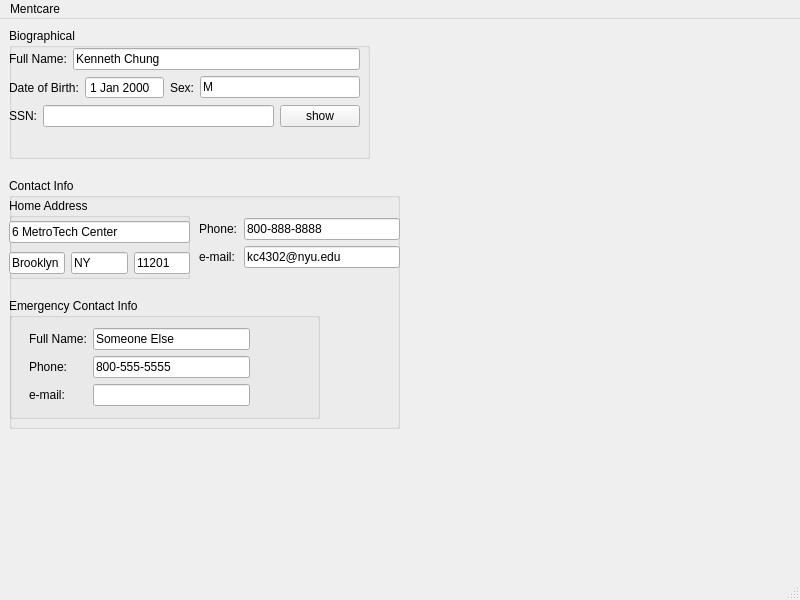
Qt form mentcare/mainwindow.ui (omansour-se-nyu/Spring2023-Team-1) before a commit.
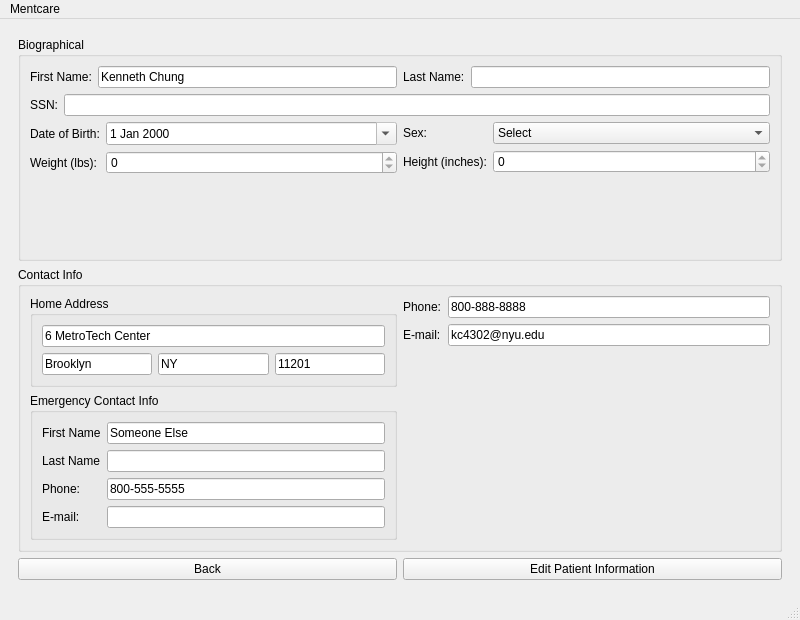
The same form after that commit. The open tabs and pages were chosen to show the change.

Commit message: Sprint 5 Commit - Added complete patient record page, edit patient functionality, and started patient visit implementation

```diff
--- a/mentcare/mainwindow.ui
+++ b/mentcare/mainwindow.ui
@@ -7,15 +7,15 @@
     <x>0</x>
     <y>0</y>
     <width>800</width>
-    <height>600</height>
+    <height>620</height>
    </rect>
   </property>
   <property name="windowTitle">
    <string>MainWindow</string>
   </property>
   <widget class="QWidget" name="centralwidget">
-   <layout class="QGridLayout" name="gridLayout">
-    <item row="0" column="0">
+   <layout class="QHBoxLayout" name="horizontalLayout_10">
+    <item>
      <widget class="QStackedWidget" name="stackedWidget">
       <property name="currentIndex">
        <number>0</number>
@@ -79,294 +79,380 @@
        </widget>
       </widget>
       <widget class="QWidget" name="PatientInfoPage">
-       <widget class="QGroupBox" name="bio_groupBox">
-        <property name="geometry">
-         <rect>
-          <x>0</x>
-          <y>0</y>
-          <width>361</width>
-          <height>131</height>
-         </rect>
-        </property>
-        <property name="title">
-         <string>Biographical</string>
-        </property>
-        <widget class="QWidget" name="formLayoutWidget">
-         <property name="geometry">
-          <rect>
-           <x>0</x>
-           <y>20</y>
-           <width>351</width>
-           <height>101</height>
-          </rect>
-         </property>
-         <layout class="QFormLayout" name="formLayout_2">
-          <item row="0" column="0">
-           <widget class="QLabel" name="name_label">
-            <property name="text">
-             <string>Full Name:</string>
-            </property>
-           </widget>
-          </item>
-          <item row="0" column="1">
-           <widget class="QLineEdit" name="name_display">
-            <property name="text">
-             <string>Kenneth Chung</string>
-            </property>
-            <property name="readOnly">
-             <bool>true</bool>
-            </property>
-           </widget>
-          </item>
-          <item row="1" column="0" colspan="2">
-           <layout class="QHBoxLayout" name="horizontalLayout_2">
-            <item>
-             <widget class="QLabel" name="dob_label">
-              <property name="text">
-               <string>Date of Birth:</string>
-              </property>
-             </widget>
-            </item>
-            <item>
-             <widget class="QDateEdit" name="dob_display">
-              <property name="readOnly">
-               <bool>true</bool>
-              </property>
-              <property name="buttonSymbols">
-               <enum>QAbstractSpinBox::NoButtons</enum>
-              </property>
-             </widget>
-            </item>
-            <item>
-             <widget class="QLabel" name="sex_label">
-              <property name="text">
-               <string>Sex:</string>
-              </property>
-             </widget>
-            </item>
-            <item>
-             <widget class="QLineEdit" name="sex_display">
-              <property name="text">
-               <string>M</string>
-              </property>
-             </widget>
-            </item>
-           </layout>
-          </item>
-          <item row="2" column="0" colspan="2">
-           <layout class="QHBoxLayout" name="horizontalLayout_3">
-            <item>
-             <widget class="QLabel" name="ssn_label">
-              <property name="text">
-               <string>SSN:</string>
-              </property>
-             </widget>
-            </item>
-            <item>
-             <widget class="QLineEdit" name="ssn_display">
-              <property name="text">
-               <string/>
-              </property>
-              <property name="echoMode">
-               <enum>QLineEdit::Password</enum>
-              </property>
-             </widget>
-            </item>
-            <item>
-             <widget class="QPushButton" name="toggleVisible_snn_button">
-              <property name="text">
-               <string>show</string>
-              </property>
-             </widget>
-            </item>
-           </layout>
-          </item>
-         </layout>
-        </widget>
-       </widget>
-       <widget class="QGroupBox" name="contactInfo_groupBox">
-        <property name="geometry">
-         <rect>
-          <x>0</x>
-          <y>150</y>
-          <width>391</width>
-          <height>251</height>
-         </rect>
-        </property>
-        <property name="title">
-         <string>Contact Info</string>
-        </property>
-        <widget class="QGroupBox" name="emergencyContact_groupBox">
-         <property name="geometry">
-          <rect>
-           <x>0</x>
-           <y>120</y>
-           <width>311</width>
-           <height>121</height>
-          </rect>
-         </property>
-         <property name="title">
-          <string>Emergency Contact Info</string>
-         </property>
-         <widget class="QWidget" name="formLayoutWidget_3">
-          <property name="geometry">
-           <rect>
-            <x>20</x>
-            <y>30</y>
-            <width>221</width>
-            <height>82</height>
-           </rect>
+       <layout class="QVBoxLayout" name="verticalLayout_7">
+        <item>
+         <widget class="QGroupBox" name="bio_groupBox">
+          <property name="title">
+           <string>Biographical</string>
           </property>
-          <layout class="QFormLayout" name="formLayout_5">
-           <item row="1" column="0">
-            <widget class="QLabel" name="ec_phone_label">
-             <property name="text">
-              <string>Phone:</string>
-             </property>
-            </widget>
+          <layout class="QVBoxLayout" name="verticalLayout_9">
+           <item>
+            <layout class="QVBoxLayout" name="verticalLayout_8">
+             <item>
+              <layout class="QHBoxLayout" name="horizontalLayout_9">
+               <item>
+                <widget class="QLabel" name="patientInfo_name_label">
+                 <property name="text">
+                  <string>First Name:</string>
+                 </property>
+                </widget>
+               </item>
+               <item>
+                <widget class="QLineEdit" name="patientInfo_firstname_display">
+                 <property name="text">
+                  <string>Kenneth Chung</string>
+                 </property>
+                 <property name="readOnly">
+                  <bool>true</bool>
+                 </property>
+                </widget>
+               </item>
+               <item>
+                <widget class="QLabel" name="label_26">
+                 <property name="text">
+                  <string>Last Name:</string>
+                 </property>
+                </widget>
+               </item>
+               <item>
+                <widget class="QLineEdit" name="patientInfo_lastname_display">
+                 <property name="readOnly">
+                  <bool>true</bool>
+                 </property>
+                </widget>
+               </item>
+              </layout>
+             </item>
+             <item>
+              <layout class="QHBoxLayout" name="horizontalLayout_3">
+               <item>
+                <widget class="QLabel" name="patientInfo_ssn_label">
+                 <property name="text">
+                  <string>SSN:</string>
+                 </property>
+                </widget>
+               </item>
+               <item>
+                <widget class="QLineEdit" name="patientInfo_ssn_display">
+                 <property name="text">
+                  <string/>
+                 </property>
+                 <property name="echoMode">
+                  <enum>QLineEdit::Normal</enum>
+                 </property>
+                 <property name="readOnly">
+                  <bool>true</bool>
+                 </property>
+                </widget>
+               </item>
+              </layout>
+             </item>
+             <item>
+              <layout class="QHBoxLayout" name="horizontalLayout_2">
+               <item>
+                <layout class="QFormLayout" name="formLayout_2">
+                 <item row="0" column="0">
+                  <widget class="QLabel" name="patientInfo_dob_label">
+                   <property name="text">
+                    <string>Date of Birth:</string>
+                   </property>
+                  </widget>
+                 </item>
+                 <item row="0" column="1">
+                  <widget class="QDateEdit" name="patientInfo_dob_display">
+                   <property name="readOnly">
+                    <bool>true</bool>
+                   </property>
+                   <property name="calendarPopup">
+                    <bool>true</bool>
+                   </property>
+                  </widget>
+                 </item>
+                 <item row="1" column="0">
+                  <widget class="QLabel" name="label_25">
+                   <property name="text">
+                    <string>Weight (lbs):</string>
+                   </property>
+                  </widget>
+                 </item>
+                 <item row="1" column="1">
+                  <widget class="QSpinBox" name="patientInfo_weight_display">
+                   <property name="readOnly">
+                    <bool>true</bool>
+                   </property>
+                   <property name="maximum">
+                    <number>1000</number>
+                   </property>
+                  </widget>
+                 </item>
+                </layout>
+               </item>
+               <item>
+                <layout class="QFormLayout" name="formLayout_6">
+                 <item row="0" column="0">
+                  <widget class="QLabel" name="patientInfo_sex_label">
+                   <property name="text">
+                    <string>Sex:</string>
+                   </property>
+                  </widget>
+                 </item>
+                 <item row="0" column="1">
+                  <widget class="QComboBox" name="patientInfo_sex_display">
+                   <property name="editable">
+                    <bool>false</bool>
+                   </property>
+                   <item>
+                    <property name="text">
+                     <string>Select</string>
+                    </property>
+                   </item>
+                   <item>
+                    <property name="text">
+                     <string>Male</string>
+                    </property>
+                   </item>
+                   <item>
+                    <property name="text">
+                     <string>Female</string>
+                    </property>
+                   </item>
+                   <item>
+                    <property name="text">
+                     <string>Other</string>
+                    </property>
+                   </item>
+                  </widget>
+                 </item>
+                 <item row="1" column="0">
+                  <widget class="QLabel" name="label_24">
+                   <property name="text">
+                    <string>Height (inches):</string>
+                   </property>
+                  </widget>
+                 </item>
+                 <item row="1" column="1">
+                  <widget class="QSpinBox" name="patientInfo_height_display">
+                   <property name="readOnly">
+                    <bool>true</bool>
+                   </property>
+                   <property name="maximum">
+                    <number>1000</number>
+                   </property>
+                  </widget>
+                 </item>
+                </layout>
+               </item>
+              </layout>
+             </item>
+            </layout>
            </item>
-           <item row="1" column="1">
-            <widget class="QLineEdit" name="ec_phone_display">
-             <property name="text">
-              <string>800-555-5555</string>
-             </property>
-             <property name="readOnly">
-              <bool>true</bool>
-             </property>
-            </widget>
-           </item>
-           <item row="2" column="0">
-            <widget class="QLabel" name="ec_email_label">
-             <property name="text">
-              <string>e-mail:</string>
-             </property>
-            </widget>
-           </item>
-           <item row="2" column="1">
-            <widget class="QLineEdit" name="ec_email_display">
-             <property name="text">
-              <string/>
-             </property>
-            </widget>
-           </item>
+          </layout>
+         </widget>
+        </item>
+        <item>
+         <widget class="QGroupBox" name="contactInfo_groupBox">
+          <property name="title">
+           <string>Contact Info</string>
+          </property>
+          <layout class="QGridLayout" name="gridLayout_6">
            <item row="0" column="0">
-            <widget class="QLabel" name="ec_name_label">
-             <property name="text">
-              <string>Full Name:</string>
+            <widget class="QGroupBox" name="address_groupBox">
+             <property name="title">
+              <string>Home Address</string>
              </property>
+             <layout class="QGridLayout" name="gridLayout_4">
+              <item row="0" column="0">
+               <layout class="QVBoxLayout" name="verticalLayout_5">
+                <item>
+                 <widget class="QLineEdit" name="patientInfo_street_display">
+                  <property name="text">
+                   <string>6 MetroTech Center</string>
+                  </property>
+                  <property name="readOnly">
+                   <bool>true</bool>
+                  </property>
+                 </widget>
+                </item>
+                <item>
+                 <layout class="QHBoxLayout" name="horizontalLayout_6">
+                  <item>
+                   <widget class="QLineEdit" name="patientInfo_city_display">
+                    <property name="text">
+                     <string>Brooklyn</string>
+                    </property>
+                    <property name="readOnly">
+                     <bool>true</bool>
+                    </property>
+                   </widget>
+                  </item>
+                  <item>
+                   <widget class="QLineEdit" name="patientInfo_state_display">
+                    <property name="text">
+                     <string>NY</string>
+                    </property>
+                    <property name="readOnly">
+                     <bool>true</bool>
+                    </property>
+                   </widget>
+                  </item>
+                  <item>
+                   <widget class="QLineEdit" name="patientInfo_zip_display">
+                    <property name="text">
+                     <string>11201</string>
+                    </property>
+                    <property name="readOnly">
+                     <bool>true</bool>
+                    </property>
+                   </widget>
+                  </item>
+                 </layout>
+                </item>
+               </layout>
+              </item>
+             </layout>
             </widget>
            </item>
            <item row="0" column="1">
-            <widget class="QLineEdit" name="ec_name_display">
-             <property name="text">
-              <string>Someone Else</string>
-             </property>
-            </widget>
-           </item>
-          </layout>
-         </widget>
-        </widget>
-        <widget class="QGroupBox" name="address_groupBox">
-         <property name="geometry">
-          <rect>
-           <x>0</x>
-           <y>20</y>
-           <width>181</width>
-           <height>81</height>
-          </rect>
-         </property>
-         <property name="title">
-          <string>Home Address</string>
-         </property>
-         <widget class="QWidget" name="verticalLayoutWidget">
-          <property name="geometry">
-           <rect>
-            <x>0</x>
-            <y>20</y>
-            <width>181</width>
-            <height>61</height>
-           </rect>
-          </property>
-          <layout class="QVBoxLayout" name="verticalLayout_5">
-           <item>
-            <widget class="QLineEdit" name="street_display">
-             <property name="text">
-              <string>6 MetroTech Center</string>
-             </property>
-            </widget>
-           </item>
-           <item>
-            <layout class="QHBoxLayout" name="horizontalLayout_6">
-             <item>
-              <widget class="QLineEdit" name="city_display">
+            <layout class="QFormLayout" name="formLayout_3">
+             <item row="0" column="0">
+              <widget class="QLabel" name="patientInfo_phone_label">
                <property name="text">
-                <string>Brooklyn</string>
+                <string>Phone:</string>
                </property>
               </widget>
              </item>
-             <item>
-              <widget class="QLineEdit" name="state_display">
+             <item row="0" column="1">
+              <widget class="QLineEdit" name="patientInfo_phone_display">
+               <property name="enabled">
+                <bool>true</bool>
+               </property>
                <property name="text">
-                <string>NY</string>
+                <string>800-888-8888</string>
                </property>
+               <property name="readOnly">
+                <bool>true</bool>
+               </property>
               </widget>
              </item>
-             <item>
-              <widget class="QLineEdit" name="zip_display">
+             <item row="1" column="0">
+              <widget class="QLabel" name="patientInfo_email_label">
                <property name="text">
-                <string>11201</string>
+                <string>E-mail:</string>
+               </property>
+              </widget>
+             </item>
+             <item row="1" column="1">
+              <widget class="QLineEdit" name="patientInfo_email_display">
+               <property name="text">
+                <string>kc4302@nyu.edu</string>
+               </property>
+               <property name="readOnly">
+                <bool>true</bool>
                </property>
               </widget>
              </item>
             </layout>
            </item>
+           <item row="1" column="0">
+            <widget class="QGroupBox" name="emergencyContact_groupBox">
+             <property name="title">
+              <string>Emergency Contact Info</string>
+             </property>
+             <layout class="QGridLayout" name="gridLayout_5">
+              <item row="0" column="0">
+               <layout class="QFormLayout" name="formLayout_5">
+                <item row="2" column="0">
+                 <widget class="QLabel" name="patientInfo_ec_phone_label">
+                  <property name="text">
+                   <string>Phone:</string>
+                  </property>
+                 </widget>
+                </item>
+                <item row="2" column="1">
+                 <widget class="QLineEdit" name="patientInfo_ec_phone_display">
+                  <property name="text">
+                   <string>800-555-5555</string>
+                  </property>
+                  <property name="readOnly">
+                   <bool>true</bool>
+                  </property>
+                 </widget>
+                </item>
+                <item row="3" column="0">
+                 <widget class="QLabel" name="patientInfo_ec_email_label">
+                  <property name="text">
+                   <string>E-mail:</string>
+                  </property>
+                 </widget>
+                </item>
+                <item row="3" column="1">
+                 <widget class="QLineEdit" name="patientInfo_ec_email_display">
+                  <property name="text">
+                   <string/>
+                  </property>
+                  <property name="readOnly">
+                   <bool>true</bool>
+                  </property>
+                 </widget>
+                </item>
+                <item row="0" column="0">
+                 <widget class="QLabel" name="patientInfo_ec_name_label">
+                  <property name="text">
+                   <string>First Name</string>
+                  </property>
+                 </widget>
+                </item>
+                <item row="0" column="1">
+                 <widget class="QLineEdit" name="patientInfo_ec_firstname_display">
+                  <property name="text">
+                   <string>Someone Else</string>
+                  </property>
+                  <property name="readOnly">
+                   <bool>true</bool>
+                  </property>
+                 </widget>
+                </item>
+                <item row="1" column="0">
+                 <widget class="QLabel" name="label_27">
+                  <property name="text">
+                   <string>Last Name</string>
+                  </property>
+                 </widget>
+                </item>
+                <item row="1" column="1">
+                 <widget class="QLineEdit" name="patientInfo_ec_lastname_display">
+                  <property name="readOnly">
+                   <bool>true</bool>
+                  </property>
+                 </widget>
+                </item>
+               </layout>
+              </item>
+             </layout>
+            </widget>
+           </item>
           </layout>
          </widget>
-        </widget>
-        <widget class="QWidget" name="formLayoutWidget_2">
-         <property name="geometry">
-          <rect>
-           <x>190</x>
-           <y>40</y>
-           <width>201</width>
-           <height>61</height>
-          </rect>
-         </property>
-         <layout class="QFormLayout" name="formLayout_3">
-          <item row="0" column="0">
-           <widget class="QLabel" name="phone_label">
+        </item>
+        <item>
+         <layout class="QHBoxLayout" name="horizontalLayout_11">
+          <item>
+           <widget class="QPushButton" name="patientInfo_back_button">
             <property name="text">
-             <string>Phone:</string>
+             <string>Back</string>
             </property>
            </widget>
           </item>
-          <item row="0" column="1">
-           <widget class="QLineEdit" name="phone_display">
+          <item>
+           <widget class="QPushButton" name="patientInfo_editsave_button">
             <property name="text">
-             <string>800-888-8888</string>
-            </property>
-            <property name="readOnly">
-             <bool>true</bool>
-            </property>
-           </widget>
-          </item>
-          <item row="1" column="0">
-           <widget class="QLabel" name="email_label">
-            <property name="text">
-             <string>e-mail:</string>
-            </property>
-           </widget>
-          </item>
-          <item row="1" column="1">
-           <widget class="QLineEdit" name="email_display">
-            <property name="text">
-             <string>kc4302@nyu.edu</string>
+             <string>Edit Patient Information</string>
             </property>
            </widget>
           </item>
          </layout>
-        </widget>
-       </widget>
+        </item>
+       </layout>
       </widget>
       <widget class="QWidget" name="AddPatientPage">
        <layout class="QVBoxLayout" name="verticalLayout_2">
```
Left out of the diff: 325 changed lines with no effect on the pictures. The commit also changes 13 other files.
